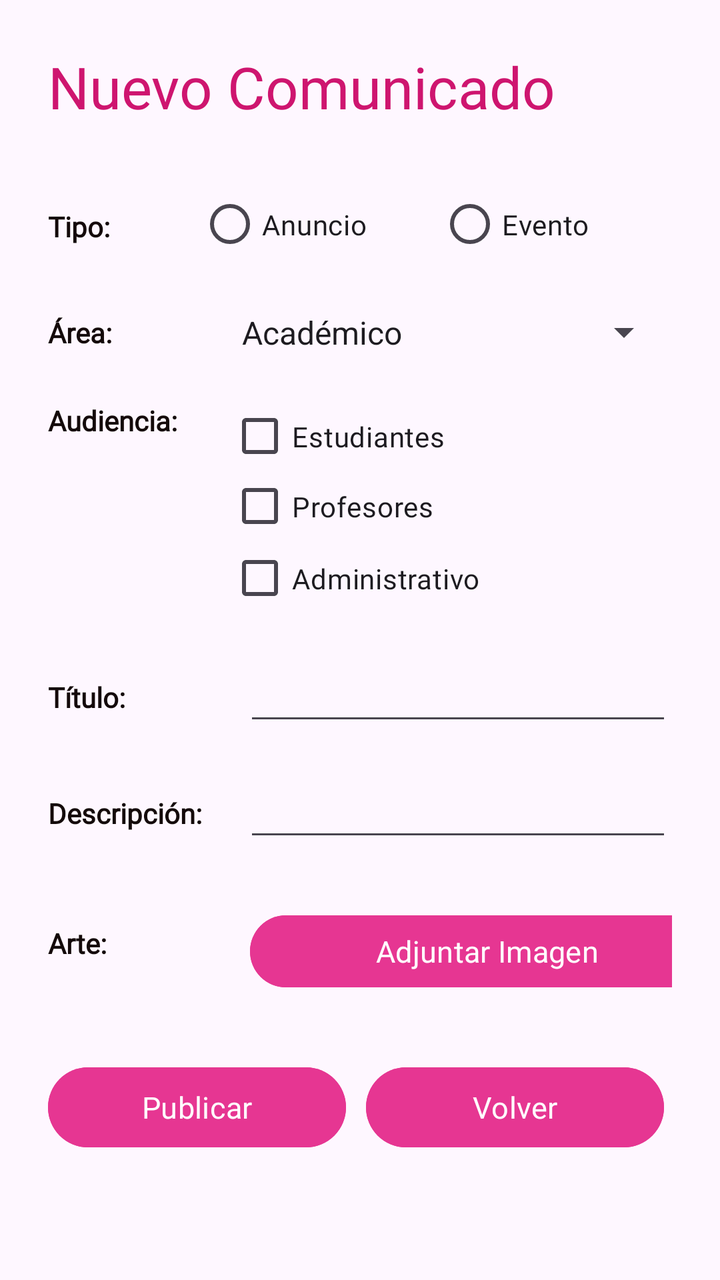
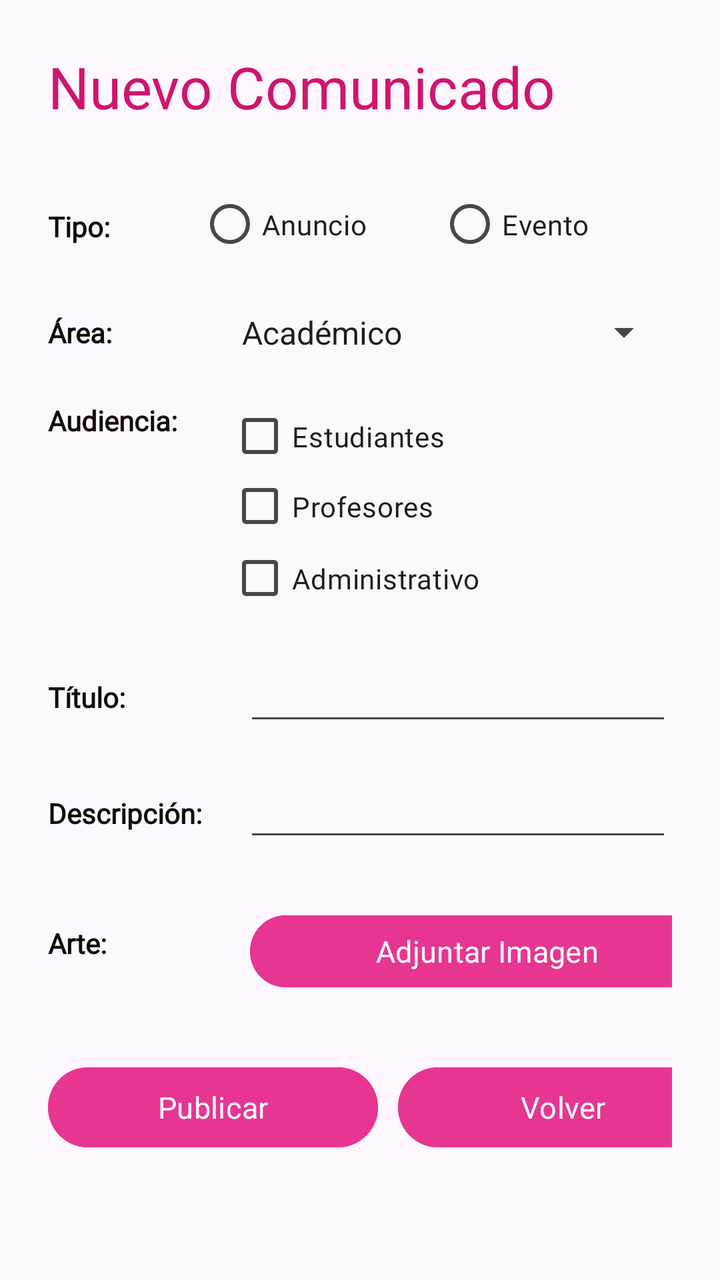

An Android layout rendered at two revisions. The XML below is the earlier revision; the diff shows what the commit changed to produce the second picture.
<!-- AndroidManifest.xml: application theme Theme.POO4_2P_BOZZA_REYES -->
<!-- res/layout/activity_publicarcomunicados.xml -->
<?xml version="1.0" encoding="utf-8"?>
<ScrollView xmlns:android="http://schemas.android.com/apk/res/android"
    android:layout_width="match_parent"
    android:layout_height="match_parent"
    xmlns:app="http://schemas.android.com/apk/res-auto"
    android:padding="24dp">

    <LinearLayout
        android:orientation="vertical"
        android:layout_width="match_parent"
        android:layout_height="wrap_content">

        <TextView
            android:id="@+id/textView4"
            android:layout_width="match_parent"
            android:layout_height="match_parent"
            android:fontFamily="@font/balsamiq_sans_bold"
            android:text="Nuevo Comunicado"
            android:textColor="#CE156F"
            android:textColorLink="#C49818"
            android:textSize="29sp" />

        <Space
            android:layout_width="match_parent"
            android:layout_height="32dp" />

        <LinearLayout
            android:layout_width="match_parent"
            android:layout_height="match_parent"
            android:orientation="horizontal">

            <TextView
                android:id="@+id/textView10"
                android:layout_width="95dp"
                android:layout_height="wrap_content"
                android:layout_gravity="center"
                android:layout_weight="1"
                android:fontFamily="@font/balsamiq_sans_bold"
                android:text="Tipo:"
                android:textColor="#140A0A"
                android:textSize="14sp"
                android:textStyle="bold" />

            <LinearLayout
                android:layout_width="237dp"
                android:layout_height="37dp"
                android:orientation="vertical">

                <RadioGroup
                    android:id="@+id/rgTipo"
                    android:layout_width="match_parent"
                    android:layout_height="wrap_content"
                    android:orientation="horizontal">

                    <RadioButton
                        android:id="@+id/rbAnuncio"
                        android:layout_width="120dp"
                        android:layout_height="35dp"
                        android:fontFamily="@font/balsamiq_sans"
                        android:text="Anuncio" />

                    <RadioButton
                        android:id="@+id/rbEvento"
                        android:layout_width="117dp"
                        android:layout_height="35dp"
                        android:fontFamily="@font/balsamiq_sans"
                        android:text="Evento" />

                </RadioGroup>
            </LinearLayout>
        </LinearLayout>


        <Space
            android:layout_width="match_parent"
            android:layout_height="20dp" />

        <LinearLayout
            android:layout_width="match_parent"
            android:layout_height="29dp"
            android:orientation="horizontal">

            <TextView
                android:id="@+id/textView11"
                android:layout_width="89dp"
                android:layout_height="wrap_content"
                android:layout_gravity="center"
                android:fontFamily="@font/balsamiq_sans_bold"
                android:text="Área:"
                android:textColor="#140A0A"
                android:textStyle="bold" />

            <LinearLayout
                android:layout_width="match_parent"
                android:layout_height="match_parent"
                android:orientation="vertical">

                <Spinner
                    android:id="@+id/spArea"
                    android:fontFamily="@font/balsamiq_sans"
                    android:layout_width="match_parent"
                    android:layout_height="match_parent"
                    android:entries="@array/spinner_opciones_array" />
            </LinearLayout>
        </LinearLayout>

        <Space
            android:layout_width="match_parent"
            android:layout_height="20dp" />

        <LinearLayout
            android:layout_width="match_parent"
            android:layout_height="wrap_content"
            android:orientation="horizontal">

            <TextView
                android:id="@+id/textView12"
                android:layout_width="90dp"
                android:layout_height="wrap_content"
                android:fontFamily="@font/balsamiq_sans_bold"
                android:text="Audiencia:"
                android:textColor="#140A0A"
                android:textStyle="bold" />

            <LinearLayout
                android:layout_width="match_parent"
                android:layout_height="109dp"
                android:orientation="vertical">

                <CheckBox
                    android:id="@+id/checkbox_estudiantes"
                    android:layout_width="match_parent"
                    android:layout_height="35dp"
                    android:fontFamily="@font/balsamiq_sans"
                    android:text="Estudiantes" />

                <CheckBox
                    android:id="@+id/checkbox_profesores"
                    android:layout_width="match_parent"
                    android:layout_height="35dp"
                    android:fontFamily="@font/balsamiq_sans"
                    android:text="Profesores" />

                <CheckBox
                    android:id="@+id/checkbox_administrativo"
                    android:layout_width="match_parent"
                    android:layout_height="37dp"
                    android:fontFamily="@font/balsamiq_sans"
                    android:text="Administrativo" />
            </LinearLayout>
        </LinearLayout>

        <LinearLayout
            android:id="@+id/layoutEvento"
            android:orientation="vertical"
            android:layout_width="match_parent"
            android:layout_height="wrap_content"
            android:visibility="gone">

            <TextView
                android:layout_width="wrap_content"
                android:layout_height="wrap_content"
                android:text="Lugar del Evento:"
                android:textSize="16sp"
                android:fontFamily="@font/balsamiq_sans"
                android:layout_marginTop="8dp"/>

            <EditText
                android:id="@+id/etLugarEvento"
            android:layout_width="match_parent"
            android:layout_height="wrap_content"
            android:fontFamily="@font/balsamiq_sans"
            android:hint="Ingresa el lugar"
            android:inputType="text" />

            <TextView
                android:layout_width="wrap_content"
                android:layout_height="wrap_content"
                android:text="Fecha del Evento:"
                android:fontFamily="@font/balsamiq_sans"
                android:textSize="16sp"
                android:layout_marginTop="8dp"/>

            <DatePicker
                android:id="@+id/datePickerEvento"
                android:fontFamily="@font/balsamiq_sans"
                android:layout_width="match_parent"
                android:layout_height="wrap_content"
                android:calendarViewShown="false" /> 
        </LinearLayout>

        <LinearLayout
            android:id="@+id/layoutAnuncio"
            android:orientation="vertical"
            android:layout_width="match_parent"
            android:layout_height="wrap_content"
            android:visibility="gone">

            <TextView
                android:layout_width="wrap_content"
                android:layout_height="wrap_content"
                android:text="Nivel de Urgencia:"
                android:textSize="16sp"
                android:layout_marginTop="8dp"/>

            <Spinner
                android:id="@+id/spUrgencia"
                android:layout_width="match_parent"
                android:layout_height="wrap_content"
                android:entries="@array/spinner_urgencia_array" />
        </LinearLayout>

        <Space
            android:layout_width="match_parent"
            android:layout_height="20dp" />
        <LinearLayout
            android:layout_width="match_parent"
            android:layout_height="match_parent"
            android:orientation="horizontal">

            <TextView
                android:id="@+id/TextV_titulo"
                android:layout_width="98dp"
                android:layout_height="wrap_content"
                android:layout_gravity="center"
                android:fontFamily="@font/balsamiq_sans_bold"
                android:text="Título:"
                android:textColor="#140A0A"
                android:textStyle="bold" />

            <LinearLayout
                android:layout_width="match_parent"
                android:layout_height="38dp"
                android:orientation="vertical">

                <EditText
                    android:id="@+id/edit_text_titulo"
                    android:layout_width="match_parent"
                    android:layout_height="match_parent"
                    android:ems="10"
                    android:fontFamily="@font/balsamiq_sans_bold"
                    android:inputType="text"
                    android:textSize="14sp" />
            </LinearLayout>
        </LinearLayout>

        <Space
            android:layout_width="match_parent"
            android:layout_height="20dp" />
        <LinearLayout
            android:layout_width="match_parent"
            android:layout_height="match_parent"
            android:orientation="horizontal">

            <TextView
                android:id="@+id/TextV_descripcion"
                android:layout_width="98dp"
                android:layout_height="wrap_content"
                android:layout_gravity="center"
                android:fontFamily="@font/balsamiq_sans_bold"
                android:text="Descripción:"
                android:textColor="#140A0A"
                android:textStyle="bold" />

            <LinearLayout
                android:layout_width="match_parent"
                android:layout_height="38dp"
                android:orientation="vertical">

                <EditText
                    android:id="@+id/edit_text_descripcion"
                    android:layout_width="match_parent"
                    android:layout_height="match_parent"
                    android:ems="10"
                    android:fontFamily="@font/balsamiq_sans_bold"
                    android:inputType="text"
                    android:textSize="14sp" />
            </LinearLayout>
        </LinearLayout>

        <Space
            android:layout_width="match_parent"
            android:layout_height="20dp" />
        <LinearLayout
            android:layout_width="match_parent"
            android:layout_height="wrap_content"
            android:orientation="horizontal">

            <TextView
                android:id="@+id/TextViewArte"
                android:layout_width="101dp"
                android:layout_height="wrap_content"
                android:layout_gravity="center"
                android:fontFamily="@font/balsamiq_sans_bold"
                android:text="Arte:"
                android:textColor="#140A0A"
                android:textSize="14sp"
                android:textStyle="bold" />

            <Button
                android:id="@+id/btnSeleccionarImagen"
                android:layout_width="237dp"
                android:layout_height="44dp"
                android:layout_marginTop="8dp"
                android:backgroundTint="#E63692"
                android:fontFamily="@font/balsamiq_sans"
                android:text="Adjuntar Imagen"
                android:textSize="15dp" />
        </LinearLayout>

        <Space
            android:layout_width="match_parent"
            android:layout_height="32dp" />

        <LinearLayout
            android:layout_width="match_parent"
            android:layout_height="match_parent"
            android:orientation="horizontal">

            <Button
                android:id="@+id/btnPublicar"
                android:layout_width="149dp"
                android:layout_height="wrap_content"
                android:backgroundTint="#E63692"
                android:fontFamily="@font/balsamiq_sans"
                android:text="Publicar"
                android:textSize="15dp" />

            <Space
                android:layout_width="10dp"
                android:layout_height="match_parent" />

            <Button
                android:id="@+id/btnVolver"
                android:layout_width="149dp"
                android:layout_height="wrap_content"
                android:backgroundTint="#E63692"
                android:fontFamily="@font/balsamiq_sans"
                android:text="Volver"
                android:textSize="15dp"
                app:rippleColor="#6430F2" />
        </LinearLayout>

    </LinearLayout>
</ScrollView>
<!-- resources referenced by this layout -->
<resources>
  <string-array name="spinner_opciones_array">
          <item>Académico</item>
          <item>Educativo</item>
          <item>Investigación</item>
          <item>Vinculación</item>
          <item>Capacitación</item>
          <item>Deportes</item>
          <item>Cultura</item>
          <item>Servicios/Productos</item>
      </string-array>
  <string-array name="spinner_urgencia_array">
          <item>alta</item>
          <item>media</item>
          <item>baja</item>
      </string-array>
  <style name="Theme.POO4_2P_BOZZA_REYES" parent="Base.Theme.POO4_2P_BOZZA_REYES" />
  <style name="Base.Theme.POO4_2P_BOZZA_REYES" parent="Theme.Material3.DayNight.NoActionBar">
          
          
      </style>
</resources>

<!-- the commit's change to res/layout/activity_publicarcomunicados.xml (unified diff, before → after) -->
@@ -319,7 +319,7 @@
 
             <Button
                 android:id="@+id/btnPublicar"
-                android:layout_width="149dp"
+                android:layout_width="165dp"
                 android:layout_height="wrap_content"
                 android:backgroundTint="#E63692"
                 android:fontFamily="@font/balsamiq_sans"
@@ -332,7 +332,7 @@
 
             <Button
                 android:id="@+id/btnVolver"
-                android:layout_width="149dp"
+                android:layout_width="165dp"
                 android:layout_height="wrap_content"
                 android:backgroundTint="#E63692"
                 android:fontFamily="@font/balsamiq_sans"
